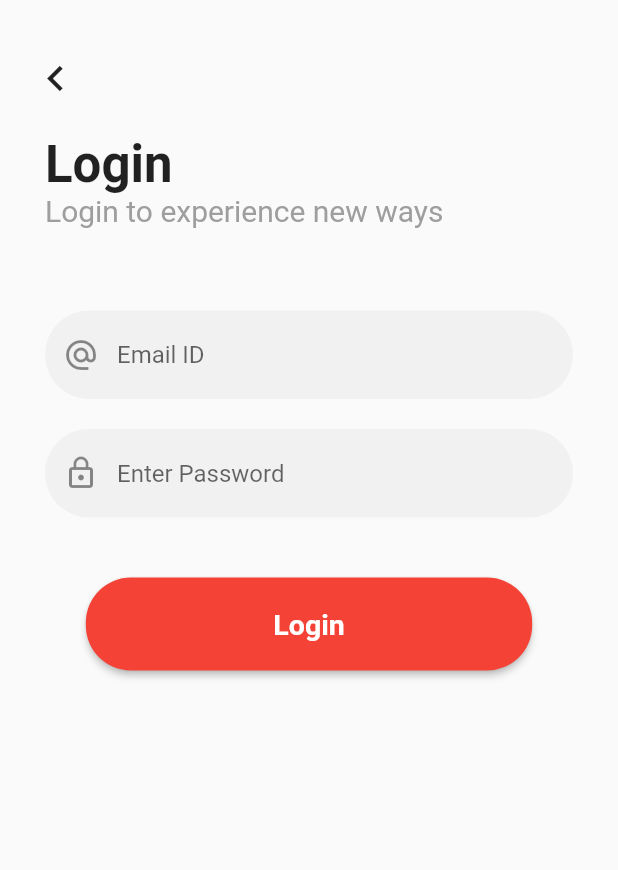
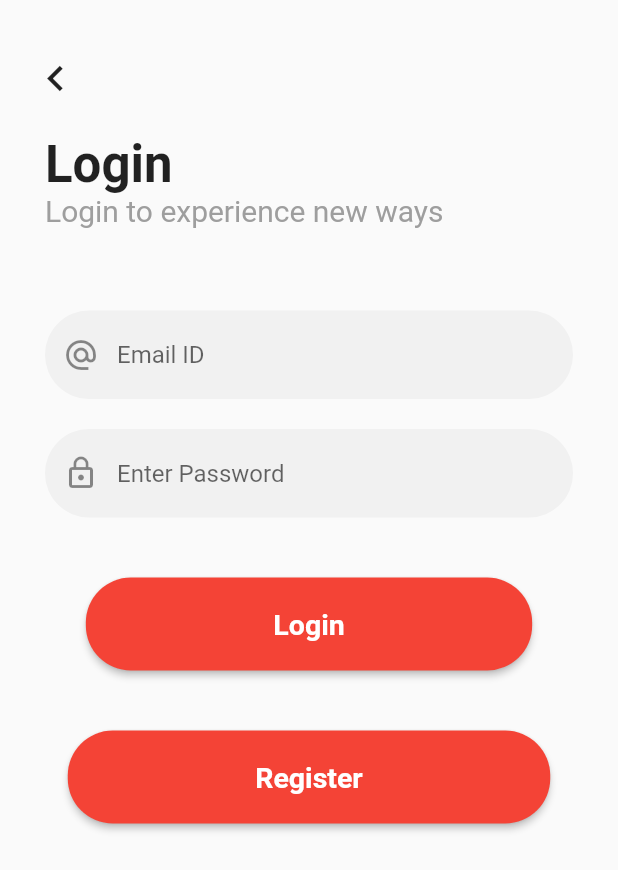
Before and after one commit to Hideokun13/flutter_firebase_login, a Flutter app: the screen it shows after launch, on a phone screen of 412 x 824 dp. Shown: the top 870 px of the screen. Run offline on Flutter 3.47's test engine with Material 2 defaults, Android fonts, the phone set to English and light mode, and no system bars; our stand-ins replace firebase_auth, firebase_core; accounts and stored records are empty.

Commit message:
add register system

```diff
--- a/flutter_application_1/lib/login_screen.dart
+++ b/flutter_application_1/lib/login_screen.dart
@@ -2,6 +2,7 @@ import 'package:firebase_auth/firebase_auth.dart';
 import 'package:flutter/material.dart';
 import 'package:flutter/services.dart';
 import 'package:flutter_application_1/profile.dart';
+import 'package:flutter_application_1/register_screen.dart';
 
 class LoginScreen extends StatefulWidget {
   const LoginScreen({Key? key}) : super(key: key);
@@ -31,6 +32,7 @@ class _LoginScreenState extends State<LoginScreen> {
         print("No user found for that email");
       }
     }
+    CircularProgressIndicator();
     return user;
   }
 
@@ -112,6 +114,10 @@ class _LoginScreenState extends State<LoginScreen> {
                         height: 40,
                       ),
                       submitBtton(),
+                      SizedBox(
+                        height: 40,
+                      ),
+                      registerBtton(),
                     ],
                   ),
                 )
@@ -243,6 +249,27 @@ class _LoginScreenState extends State<LoginScreen> {
     );
   }
 
+  ElevatedButton registerBtton() {
+    return ElevatedButton(
+      style: ElevatedButton.styleFrom(
+          padding: new EdgeInsets.symmetric(vertical: 20.0, horizontal: 125.0),
+          shape: RoundedRectangleBorder(
+            borderRadius: BorderRadius.circular(30.0),
+          )),
+      onPressed: () {
+        // formkey.currentState!.validate();
+       Navigator.of(context).pushReplacement(MaterialPageRoute(builder: (BuildContext context) => RegisterScreen()));
+      },
+      child: Text(
+        "Register",
+        style: TextStyle(
+          fontSize: 19,
+          fontWeight: FontWeight.w600,
+        ),
+      ),
+    );
+  }
+
   bool validateEmail(String value) {
     RegExp regex = new RegExp(r'[a-z0-9]+@[a-z]+\.[a-z]{2,3}');
     return (!regex.hasMatch(value) ? false : true);
```
Also changed, not shown: flutter_application_1/lib/register_screen.dart (+53 -23 lines).
